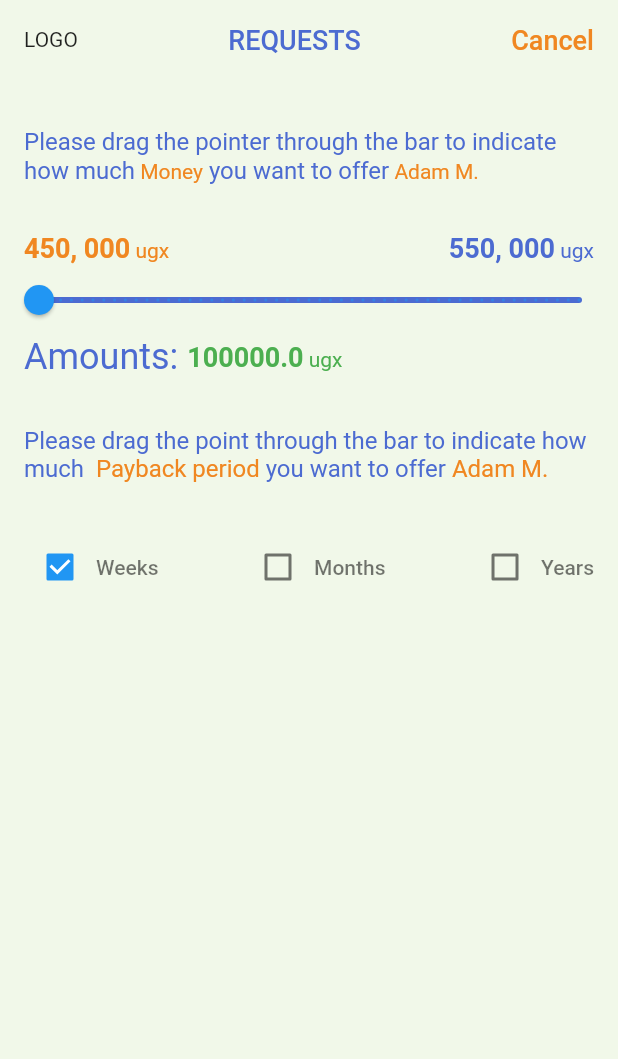
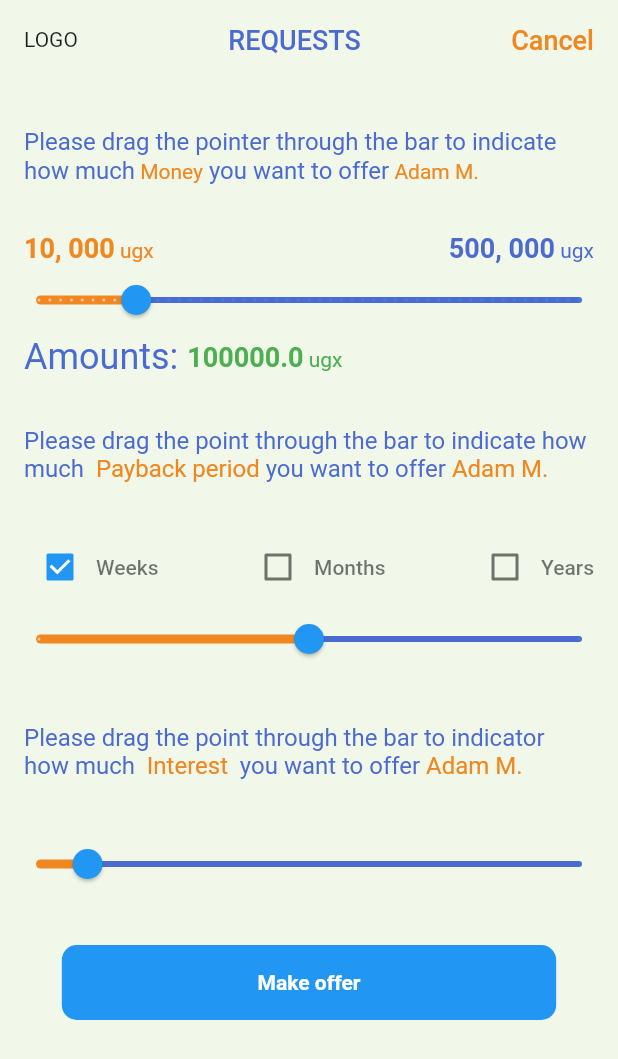
Before and after one commit to simonpojok/ideal, a Flutter app: the screen it shows after launch, on a phone screen of 412 x 824 dp. Shown: the top 1059 px of the screen. Run offline on Flutter 3.47's test engine with Material 2 defaults, Android fonts, the light colour scheme and no system bars; our stand-ins replace firebase_auth, firebase_core; accounts and stored records are empty.

Commit message:
finished the make request page

```diff
--- a/lib/src/pages/lender/LenderPage.dart
+++ b/lib/src/pages/lender/LenderPage.dart
@@ -1,5 +1,6 @@
 import 'package:flutter/material.dart';
 import 'package:ideal/src/constants.dart';
+import 'package:ideal/src/pages/lender/widgets/custom_slider.dart';
 import 'package:ideal/src/pages/lender/widgets/price_indicator.dart';
 
 class LenderPage extends StatefulWidget {
@@ -13,12 +14,14 @@ class _LenderPageState extends State<LenderPage> {
   double price = 100000;
   @override
   Widget build(BuildContext context) {
+    final size = MediaQuery.of(context).size;
+
     return Scaffold(
       body: SafeArea(
+        child: SingleChildScrollView(
           child: Container(
-          // padding: EdgeInsets.symmetric(horizontal: kDefaultPadding),
             child: Column(
-            crossAxisAlignment: CrossAxisAlignment.stretch,
+              crossAxisAlignment: CrossAxisAlignment.center,
               children: [
                 Padding(
                   padding: const EdgeInsets.symmetric(
@@ -69,7 +72,8 @@ class _LenderPageState extends State<LenderPage> {
                         TextSpan(text: ' you want to offer'),
                         TextSpan(
                           text: ' Adam M.',
-                        style: Theme.of(context).textTheme.bodyText2!.copyWith(
+                          style:
+                              Theme.of(context).textTheme.bodyText2!.copyWith(
                                     color: kColorOrange,
                                   ),
                         ),
@@ -85,32 +89,28 @@ class _LenderPageState extends State<LenderPage> {
                     mainAxisAlignment: MainAxisAlignment.spaceBetween,
                     children: [
                       PriceIndicator(
-                      price: '450, 000',
+                        price: '10, 000',
                         color: kColorOrange,
                       ),
                       PriceIndicator(
-                      price: '550, 000',
+                        price: '500, 000',
                         color: kLightBlue,
                       ),
                     ],
                   ),
                 ),
-              SliderTheme(
-                data: SliderThemeData(
-                    activeTrackColor: kColorOrange,
-                    inactiveTrackColor: kLightBlue),
-                child: Slider(
-                  min: 100000,
-                  max: 500000.0,
+                CustomSlider(
+                  min: 10000,
+                  max: 500000,
                   value: price,
-                  label: "$price",
                   divisions: 50,
-                  onChanged: (double value) {
-                    setState(() {
-                      price = value;
-                    });
+                  onChanged: (double price) {
+                    setState(
+                      () {
+                        this.price = price;
                       },
-                ),
+                    );
+                  },
                 ),
                 Padding(
                   padding: const EdgeInsets.symmetric(
@@ -130,7 +130,8 @@ class _LenderPageState extends State<LenderPage> {
                 ),
                 Padding(
                   padding: const EdgeInsets.symmetric(
-                    horizontal: kDefaultPadding, vertical: kDefaultPadding * 2),
+                      horizontal: kDefaultPadding,
+                      vertical: kDefaultPadding * 2),
                   child: RichText(
                     text: TextSpan(
                       style: Theme.of(context)
@@ -157,7 +158,8 @@ class _LenderPageState extends State<LenderPage> {
                                     fontSize: 16,
                                   ),
                         )
-                      ]),
+                      ],
+                    ),
                   ),
                 ),
                 Padding(
@@ -183,8 +185,75 @@ class _LenderPageState extends State<LenderPage> {
                       ),
                     ],
                   ),
+                ),
+                CustomSlider(
+                  min: 5,
+                  max: 20,
+                  value: 10,
+                  divisions: 2,
+                  onChanged: (double price) {},
+                ),
+                Padding(
+                  padding: const EdgeInsets.symmetric(
+                      horizontal: kDefaultPadding,
+                      vertical: kDefaultPadding * 2),
+                  child: RichText(
+                    text: TextSpan(
+                      style: Theme.of(context)
+                          .textTheme
+                          .bodyText2!
+                          .copyWith(color: kLightBlue, fontSize: 16),
+                      text:
+                          "Please drag the point through the bar to indicator how much ",
+                      children: [
+                        TextSpan(
+                          text: " Interest ",
+                          style:
+                              Theme.of(context).textTheme.bodyText2!.copyWith(
+                                    color: kColorOrange,
+                                    fontSize: 16,
+                                  ),
+                        ),
+                        TextSpan(text: " you want to offer "),
+                        TextSpan(
+                          text: "Adam M.",
+                          style:
+                              Theme.of(context).textTheme.bodyText2!.copyWith(
+                                    color: kColorOrange,
+                                    fontSize: 16,
+                                  ),
                         )
                       ],
+                    ),
+                  ),
+                ),
+                CustomSlider(
+                  min: 1,
+                  max: 100,
+                  value: 10,
+                  divisions: 100,
+                  onChanged: (double price) {},
+                ),
+                Container(
+                  margin: EdgeInsets.symmetric(vertical: 30),
+                  height: 50,
+                  width: size.width * .8,
+                  decoration: BoxDecoration(
+                    color: Colors.blue,
+                    borderRadius: BorderRadius.circular(10),
+                  ),
+                  child: Center(
+                    child: Text(
+                      "Make offer",
+                      style: Theme.of(context).textTheme.button!.copyWith(
+                            color: Colors.white,
+                            fontWeight: FontWeight.bold,
+                          ),
+                    ),
+                  ),
+                )
+              ],
+            ),
           ),
         ),
       ),
--- a/lib/src/pages/lender/widgets/custom_slider.dart
+++ b/lib/src/pages/lender/widgets/custom_slider.dart
@@ -6,7 +6,6 @@ class CustomSlider extends StatelessWidget {
   final double min;
   final double max;
   final double value;
-  final String label;
   final int divisions;
   final Function(double value) onChanged;
   const CustomSlider(
@@ -14,7 +13,6 @@ class CustomSlider extends StatelessWidget {
       required this.min,
       required this.max,
       required this.value,
-      required this.label,
       required this.divisions,
       required this.onChanged})
       : super(key: key);
```
Lines whose indentation alone changed are shown as unchanged.
